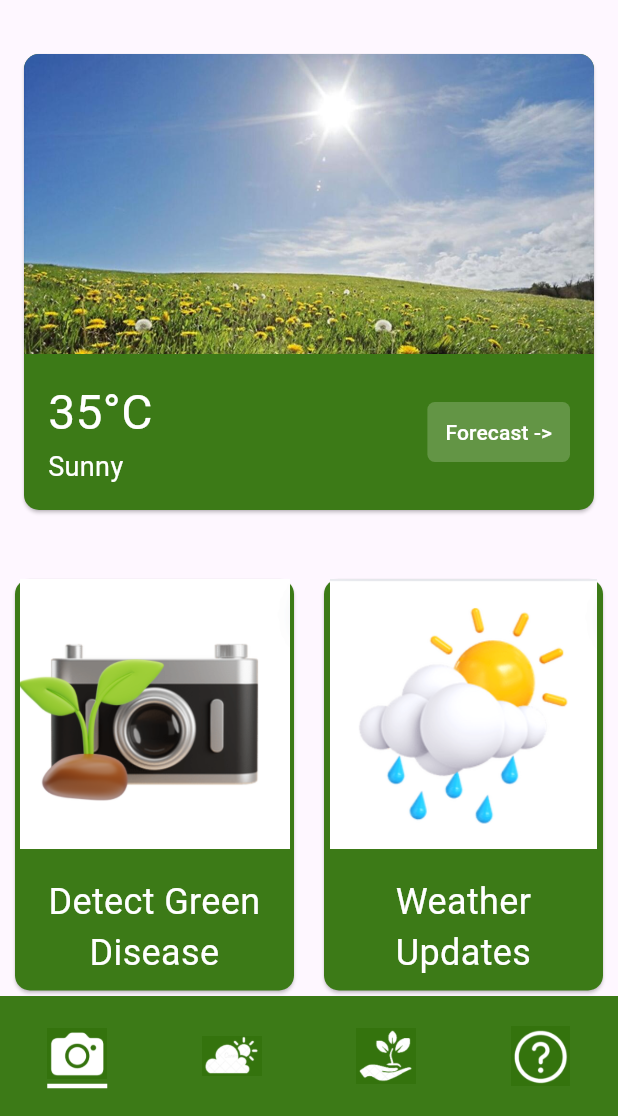
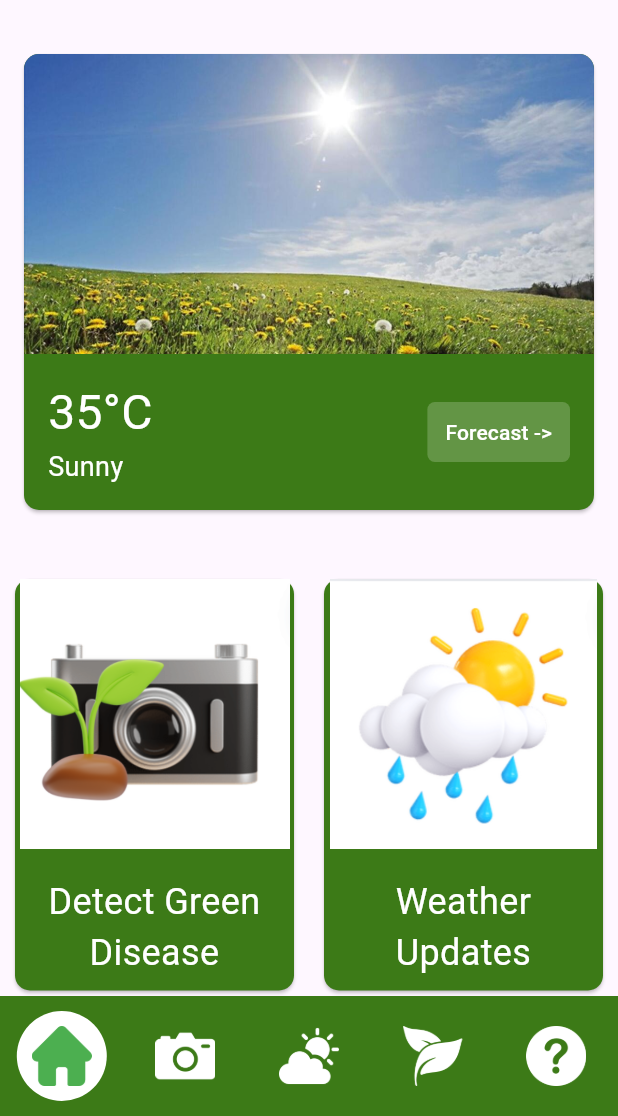
Before and after one commit to IJrajpoot/GreenCare, a Flutter app: the HomePage screen opened by its route, after a tap on the "menu" icon, after a tap on "Forecast ->", on a phone screen of 412 x 824 dp, the part 120-1236 px from its top. Run offline on Flutter 3.47's test engine with Material 3 defaults, Android fonts, the phone set to English and light mode, and no system bars; our stand-ins replace video_player.

Commit message:
Updated: Navbar icons

```diff
--- a/lib/navbar.dart
+++ b/lib/navbar.dart
@@ -1,7 +1,7 @@
 import 'package:flutter/material.dart';
 import 'help.dart';
 import 'weather_forecast.dart';
-
+import 'package:greencare/topbar.dart'; // Import TopBar if needed
 
 class NavBar extends StatefulWidget {
   const NavBar({super.key});
@@ -13,6 +13,47 @@ class NavBar extends StatefulWidget {
 class _NavBarState extends State<NavBar> {
   int _selectedIndex = 0; // Track the selected index
 
+  void _onNavBarItemTapped(int index) {
+    setState(() {
+      _selectedIndex = index;
+    });
+
+    switch (index) {
+      case 0:
+      // Handle home icon tap
+        print('Home icon tapped');
+        break;
+      case 1:
+      // Handle image upload icon tap
+        print('Image upload icon tapped');
+        break;
+      case 2:
+      // Navigate to WeatherForecastWidget
+        Navigator.push(
+          context,
+          MaterialPageRoute(
+            builder: (context) => Scaffold(
+              appBar: PreferredSize(
+                preferredSize: const Size.fromHeight(80.0),
+                child: TopBar(),
+              ),
+              body: const WeatherForecastWidget(),
+              bottomNavigationBar: const NavBar(),
+            ),
+          ),
+        );
+        break;
+      case 3:
+      // Handle history icon tap
+        print('History icon tapped');
+        break;
+      case 4:
+      // Handle help icon tap
+        print('Help icon tapped');
+        break;
+    }
+  }
+
   @override
   Widget build(BuildContext context) {
     return Container(
@@ -22,49 +63,29 @@ class _NavBarState extends State<NavBar> {
         mainAxisAlignment: MainAxisAlignment.spaceAround,
         children: [
           NavBarItem(
-            iconPath: 'assets/icons/image_upload.png',
+            iconPath: 'assets/icons/home.png',
             isSelected: _selectedIndex == 0,
-            onTap: () {
-              // Handle tap for image upload icon
-              setState(() {
-                _selectedIndex = 0;
-              });
-              print('Image upload icon tapped');
-            },
+            onTap: () => _onNavBarItemTapped(0),
           ),
           NavBarItem(
-            iconPath: 'assets/icons/weather_module.png',
+            iconPath: 'assets/icons/camera.png',
             isSelected: _selectedIndex == 1,
-            onTap: () {
-              // Handle tap for weather module icon
-
-              setState(() {
-                _selectedIndex = 1;
-              });
-              print('Weather module icon tapped');
-            },
+            onTap: () => _onNavBarItemTapped(1),
+          ),
+          NavBarItem(
+            iconPath: 'assets/icons/weather.png',
+            isSelected: _selectedIndex == 2,
+            onTap: () => _onNavBarItemTapped(2),
           ),
           NavBarItem(
             iconPath: 'assets/icons/history.png',
-            isSelected: _selectedIndex == 2,
-            onTap: () {
-              // Handle tap for history icon
-              setState(() {
-                _selectedIndex = 2;
-              });
-              print('History icon tapped');
-            },
+            isSelected: _selectedIndex == 3,
+            onTap: () => _onNavBarItemTapped(3),
           ),
           NavBarItem(
             iconPath: 'assets/icons/help.png',
-            isSelected: _selectedIndex == 3,
-            onTap: () {
-              // Handle tap for help icon
-              setState(() {
-                _selectedIndex = 3;
-              });
-              print('Help icon tapped');
-            },
+            isSelected: _selectedIndex == 4,
+            onTap: () => _onNavBarItemTapped(4),
           ),
         ],
       ),
@@ -77,7 +98,8 @@ class NavBarItem extends StatelessWidget {
   final bool isSelected;
   final VoidCallback onTap;
 
-  const NavBarItem({super.key,
+  const NavBarItem({
+    super.key,
     required this.iconPath,
     required this.isSelected,
     required this.onTap,
@@ -90,19 +112,20 @@ class NavBarItem extends StatelessWidget {
       child: Padding(
         padding: const EdgeInsets.all(8.0),
         child: Container(
+          width: 60,
+          height: 60,
           decoration: BoxDecoration(
-            border: Border(
-              bottom: BorderSide(
-                width: isSelected ? 3.0 : 0.0, // Highlight selected item
-                color: isSelected ? Colors.white : Colors.transparent,
-              ),
+            color: isSelected ? Colors.white : Colors.transparent,
+            shape: BoxShape.circle,
+          ),
+          child: Center(
+            child: Image.asset(
+              iconPath,
+              width: 40,
+              height: 40,
+              color: isSelected ? Colors.green : Colors.white,
+              // Non-selected icons appear white, selected ones turn green
             ),
-          ),
-          child: Image.asset(
-            iconPath,
-            width: 40,
-            height: 40,
-            // You can adjust width and height as per your design
           ),
         ),
       ),
--- a/pubspec.yaml
+++ b/pubspec.yaml
@@ -60,10 +60,11 @@ flutter:
     - assets/images/sunny.jpg
     - assets/images/camera.png
     - assets/images/weather.png
+    - assets/icons/home.png
     - assets/icons/help.png
     - assets/icons/history.png
-    - assets/icons/image_upload.png
-    - assets/icons/weather_module.png
+    - assets/icons/camera.png
+    - assets/icons/weather.png
     - assets/icons/avatar.png
     - assets/videos/Green Pakistan with GreenCare.mp4
     - assets/images/wheat.jpg
```
Also changed, not shown: lib/weather_forecast.dart (+7 -25 lines), assets/icons/camera.png (added), assets/icons/cloudy.png (deleted), assets/icons/help.png, assets/icons/history.png, assets/icons/home.png (added), assets/icons/image_upload.png (deleted), assets/icons/weather.png (added), assets/icons/weather_module.png (deleted).
